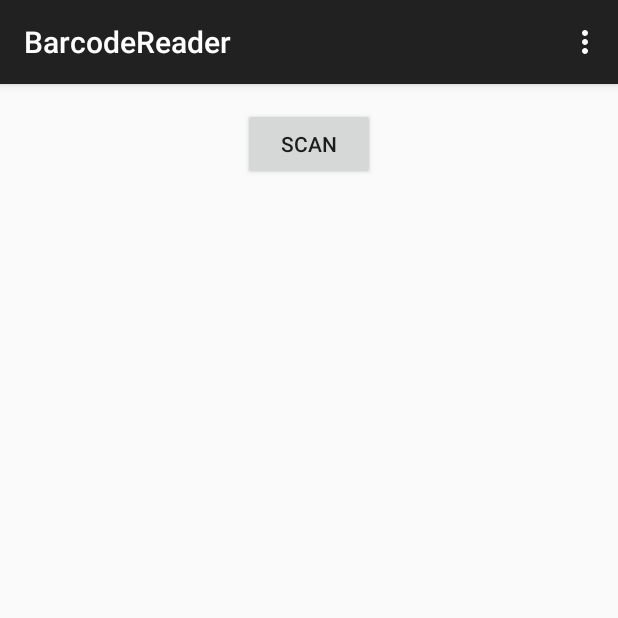
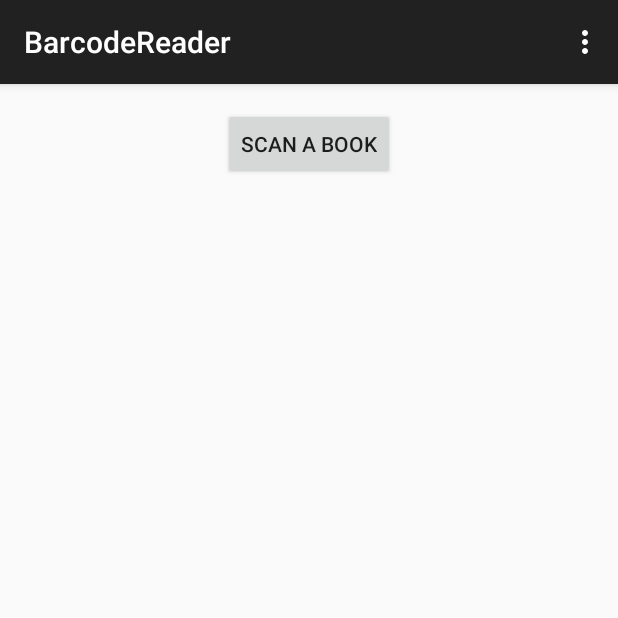
Before and after one commit to carlosepmendes/BarcodeReader, an Android app: the screen it shows after launch (MainActivity), on a phone screen of 412 x 824 dp, the top half of it. Run offline under Robolectric (Android 15) with nearby library versions, the phone set to English and light mode, and no system bars; 2 statements that could not run were skipped.

Commit message:
prepared the book scanning app

```diff
--- a/app/src/main/AndroidManifest.xml
+++ b/app/src/main/AndroidManifest.xml
@@ -15,6 +15,8 @@
 
                 <category android:name="android.intent.category.LAUNCHER" />
             </intent-filter>
+            <uses-permission android:name="android.permission.INTERNET" >
+            </uses-permission>
         </activity>
     </application>
 
--- a/app/src/main/res/layout/activity_main.xml
+++ b/app/src/main/res/layout/activity_main.xml
@@ -12,19 +12,4 @@
         android:layout_centerHorizontal="true"
         android:text="@string/scan"/>
 
-    <TextView
-        android:id="@+id/scan_format"
-        android:layout_width="wrap_content"
-        android:layout_height="wrap_content"
-        android:textIsSelectable="true"
-        android:layout_centerHorizontal="true"
-        android:layout_below="@id/scan_button" />
-    <TextView
-        android:id="@+id/scan_content"
-        android:layout_width="wrap_content"
-        android:layout_height="wrap_content"
-        android:textIsSelectable="true"
-        android:layout_centerHorizontal="true"
-        android:layout_below="@id/scan_format" />
-
 </RelativeLayout>
--- a/app/src/main/res/values/strings.xml
+++ b/app/src/main/res/values/strings.xml
@@ -3,5 +3,5 @@
 
     <string name="hello_world">Hello world!</string>
     <string name="action_settings">Settings</string>
-    <string name="scan">Scan</string>
+    <string name="scan">Scan a book</string>
 </resources>
```
Also changed, not shown: app/src/main/java/example/com/barcodereader/MainActivity.java (+9 -4 lines).
